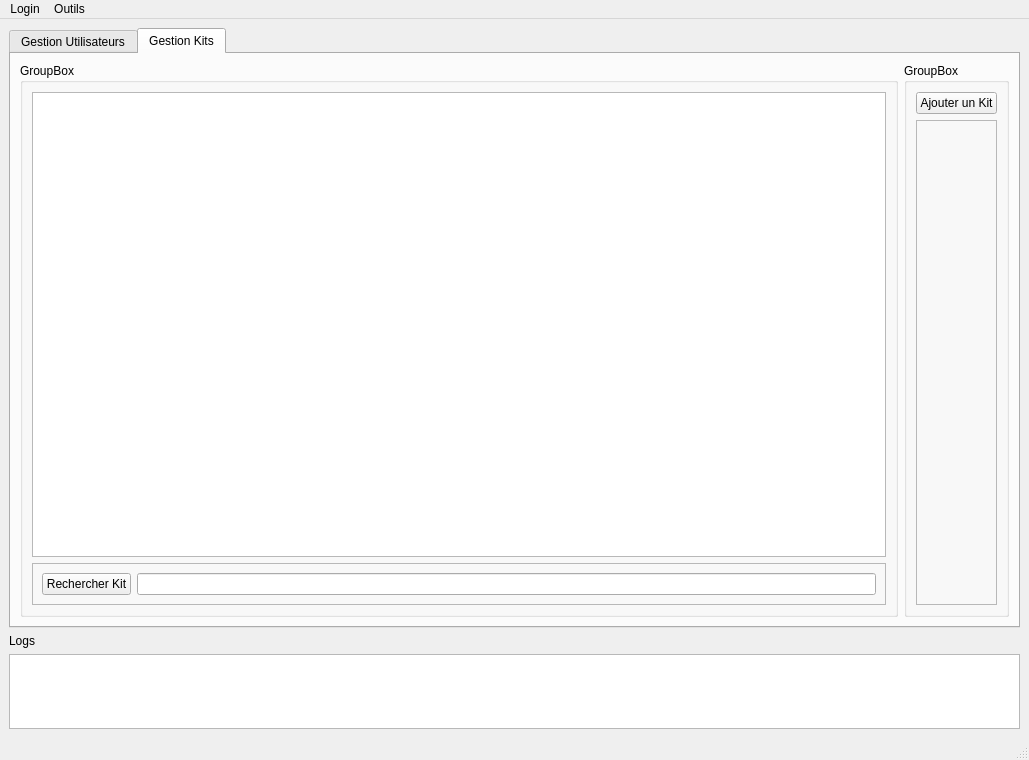
Above: mainwindow.ui from diluxe01/Micro_Brico before the change. Below: the same form after it.
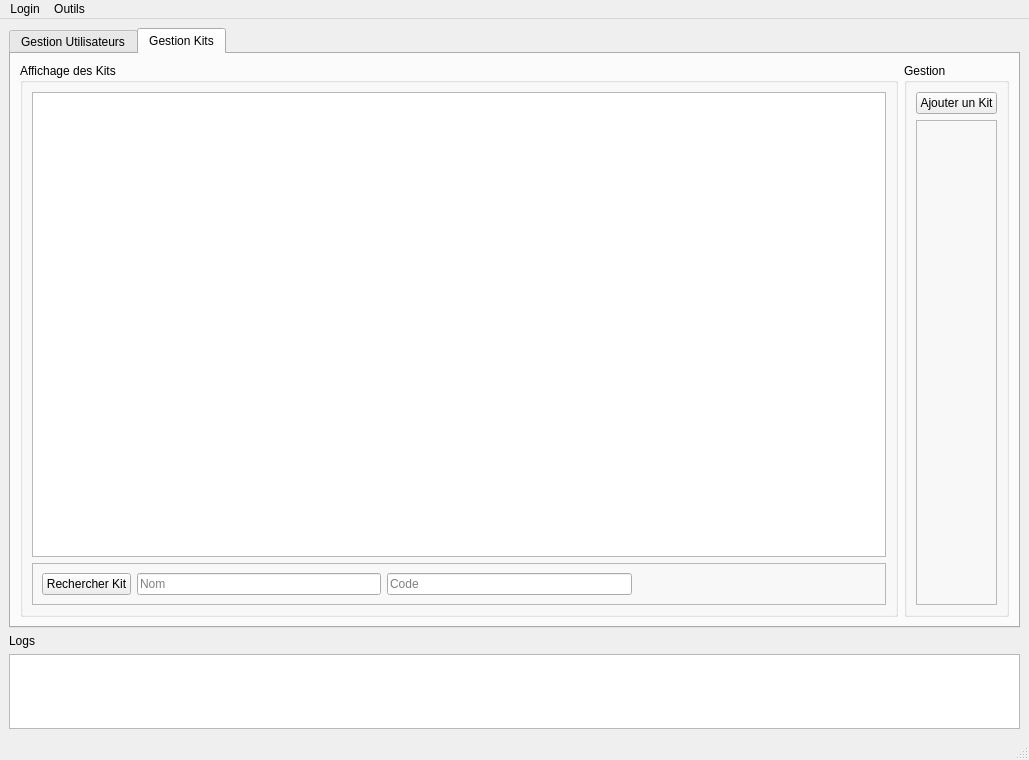
That is the form after the change.

Commit message: Affichage des kits dispos dans la DB

What changed in the file:
```diff
--- a/mainwindow.ui
+++ b/mainwindow.ui
@@ -134,7 +134,7 @@
         <item>
          <widget class="QGroupBox" name="groupBox_2">
           <property name="title">
-           <string>GroupBox</string>
+           <string>Affichage des Kits</string>
           </property>
           <layout class="QVBoxLayout" name="verticalLayout_5">
            <item>
@@ -157,7 +157,31 @@
                </widget>
               </item>
               <item>
-               <widget class="QLineEdit" name="lineEdit_findkit"/>
+               <widget class="QLineEdit" name="lineEdit_findkitbyname">
+                <property name="placeholderText">
+                 <string>Nom</string>
+                </property>
+               </widget>
+              </item>
+              <item>
+               <widget class="QLineEdit" name="lineEdit_findkitbycode">
+                <property name="placeholderText">
+                 <string>Code</string>
+                </property>
+               </widget>
+              </item>
+              <item>
+               <spacer name="horizontalSpacer">
+                <property name="orientation">
+                 <enum>Qt::Horizontal</enum>
+                </property>
+                <property name="sizeHint" stdset="0">
+                 <size>
+                  <width>100</width>
+                  <height>20</height>
+                 </size>
+                </property>
+               </spacer>
               </item>
              </layout>
             </widget>
@@ -168,7 +192,7 @@
         <item>
          <widget class="QGroupBox" name="groupBox_3">
           <property name="title">
-           <string>GroupBox</string>
+           <string>Gestion</string>
           </property>
           <layout class="QVBoxLayout" name="verticalLayout_6">
            <item>
```
Left out of the diff: 4 changed lines with no effect on the pictures. The commit also changes 10 other files.
